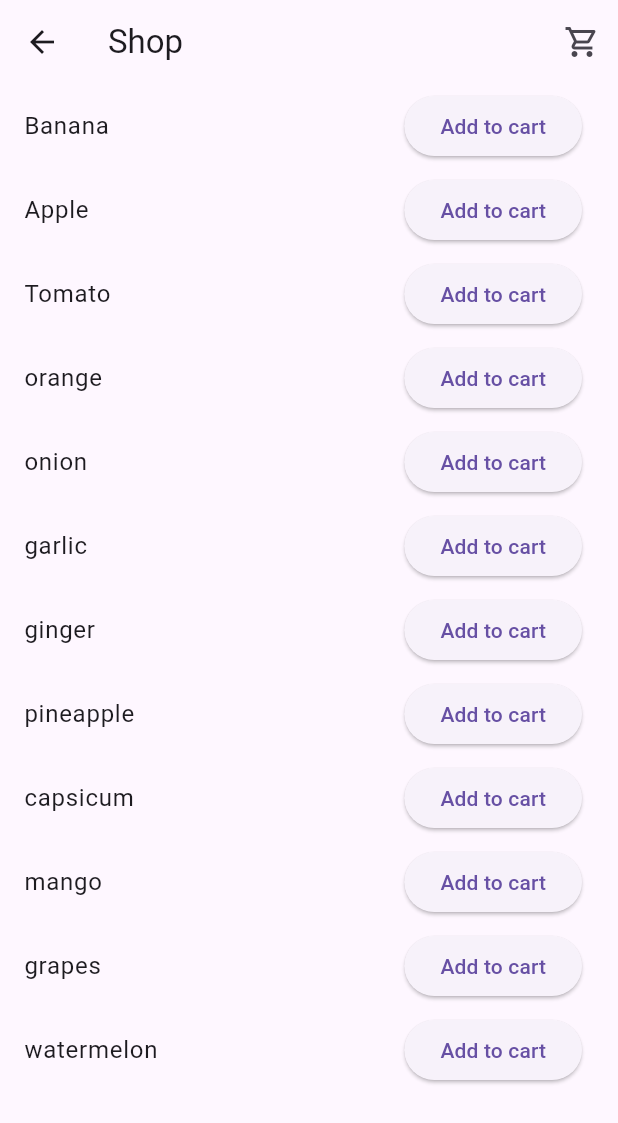
After one commit to TanmayN22/Shared-Prefernces, a Flutter app: the screen it shows after launch, after a tap on "Shop", on a phone screen of 412 x 824 dp. The commit adds this screen. Shown: the top 1123 px of the screen. Run offline on Flutter 3.47's test engine with Material 3 defaults, Android fonts, the phone set to English and light mode, and no system bars; our stand-ins replace shared_preferences.

Commit message:
shopping

```diff
--- /dev/null
+++ b/lib/cart.dart
@@ -0,0 +1,54 @@
+import 'package:flutter/material.dart';
+import 'package:shared_preferences/shared_preferences.dart';
+
+class CartScreen extends StatefulWidget {
+  final List<String> cart;
+
+  const CartScreen({super.key, required this.cart});
+
+  @override
+  State<CartScreen> createState() => _CartScreenState();
+}
+
+class _CartScreenState extends State<CartScreen> {
+  late List<String> cart;
+
+  @override
+  void initState() {
+    super.initState();
+    cart = widget.cart;
+  }
+
+  Future<void> _removeFromCart(String item) async {
+    final prefs = await SharedPreferences.getInstance();
+    setState(() {
+      cart.remove(item);
+    });
+    await prefs.setStringList('cart', cart);
+  }
+
+  @override
+  Widget build(BuildContext context) {
+    return Scaffold(
+      appBar: AppBar(
+        title: const Text('Your Cart'),
+      ),
+      body: cart.isEmpty
+          ? const Center(
+              child: Text('Your cart is empty!'),
+            )
+          : ListView.builder(
+              itemCount: cart.length,
+              itemBuilder: (context, index) {
+                return ListTile(
+                  title: Text(cart[index]),
+                  trailing: IconButton(
+                    icon: const Icon(Icons.remove_circle, color: Colors.red),
+                    onPressed: () => _removeFromCart(cart[index]),
+                  ),
+                );
+              },
+            ),
+    );
+  }
+}
--- a/lib/main.dart
+++ b/lib/main.dart
@@ -1,6 +1,7 @@
 import 'package:flutter/material.dart';
 import 'package:flutter_application_1/game.dart';
 import 'package:flutter_application_1/profile.dart';
+import 'package:flutter_application_1/shopping.dart';
 import 'package:flutter_application_1/todo.dart';
 import 'app_scrren.dart';
 import 'theme.dart';
@@ -44,7 +45,7 @@ class _HomeScreenState extends State<HomeScreen> {
                     onPressed: () {
                       Navigator.push(context, MaterialPageRoute(builder: (context) => const AppScreen()));
                     },
-                    child: const Text('NAme')),
+                    child: const Text('Name')),
                 ElevatedButton(
                     onPressed: () {
                       Navigator.push(context, MaterialPageRoute(builder: (context) => const ThemeScreen()));
@@ -64,7 +65,12 @@ class _HomeScreenState extends State<HomeScreen> {
                     onPressed: () {
                       Navigator.push(context, MaterialPageRoute(builder: (context) => const GameScreen()));
                     },
-                    child: const Text('Game'))
+                    child: const Text('Game')),
+                ElevatedButton(
+                    onPressed: () {
+                      Navigator.push(context, MaterialPageRoute(builder: (context) => const ShopScreen()));
+                    },
+                    child: const Text('Shop'))
               ],
             ),
           ),
--- /dev/null
+++ b/lib/shopping.dart
@@ -0,0 +1,72 @@
+import 'package:flutter/material.dart';
+import 'package:flutter_application_1/cart.dart';
+import 'package:shared_preferences/shared_preferences.dart';
+
+class ShopScreen extends StatefulWidget {
+  const ShopScreen({super.key});
+
+  @override
+  State<ShopScreen> createState() => _ShopScreenState();
+}
+
+class _ShopScreenState extends State<ShopScreen> {
+  List<String> items = ['Banana', 'Apple', 'Tomato', 'orange', 'onion', 'garlic', 'ginger', 'pineapple', 'capsicum', 'mango', 'grapes', 'watermelon'];
+  List<String> cart = [];
+
+  Future saveItems() async {
+    final prefs = await SharedPreferences.getInstance();
+    await prefs.setStringList("cart", cart);
+  }
+
+  Future saveToCart() async {
+    final prefs = await SharedPreferences.getInstance();
+    setState(() {
+      cart = prefs.getStringList('cart') ?? [];
+    });
+  }
+
+  @override
+  void initState() {
+    super.initState();
+    saveToCart();
+  }
+
+  void _addToCart(String item) {
+    setState(() {
+      if (!cart.contains(item)) {
+        cart.add(item);
+        saveItems();
+      }
+    });
+  }
+
+  @override
+  Widget build(BuildContext context) {
+    return Scaffold(
+        appBar: AppBar(
+          title: const Text('Shop'),
+          actions: [
+            IconButton(
+                onPressed: () {
+                  Navigator.push(
+                    context,
+                    MaterialPageRoute(
+                      builder: (context) => CartScreen(cart: cart),
+                    ),
+                  ).then((_) => saveToCart());
+                },
+                icon: const Icon(Icons.shopping_cart_outlined))
+          ],
+        ),
+        body: ListView.builder(
+          itemCount: items.length,
+          shrinkWrap: false,
+          itemBuilder: (context, index) {
+            return ListTile(
+              title: Text(items[index]),
+              trailing: ElevatedButton(onPressed: () => _addToCart(items[index]), child: const Text('Add to cart')),
+            );
+          },
+        ));
+  }
+}
```
Also changed, not shown: lib/category.dart (added), lib/onboarding.dart (added).
